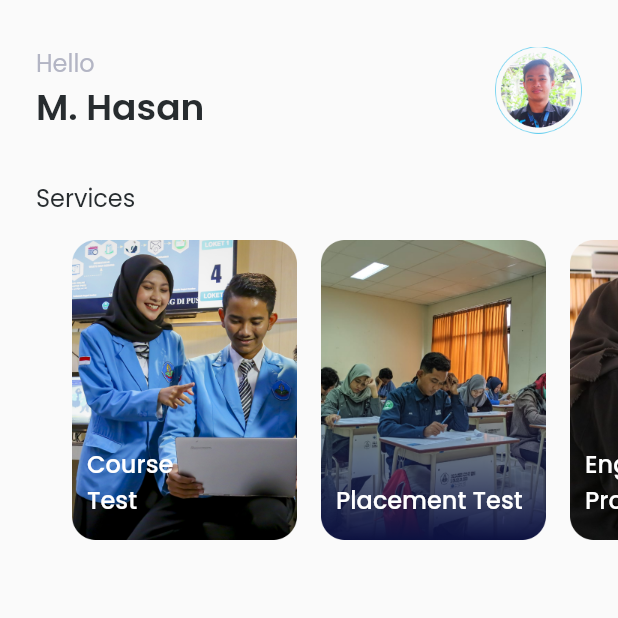
After one commit to mhasan8801/upt_bahasa_polije-mobile, a Flutter app: the HomePage screen opened directly, on a phone screen of 412 x 824 dp, the top half of it. The commit adds this screen. Run offline on Flutter 3.47's test engine with Material 2 defaults, Android fonts, the phone set to English and light mode, and no system bars; our stand-ins replace email_validator, google_fonts.

Commit message:
Add Home Page - services

```diff
--- /dev/null
+++ b/lib/pages/home_page.dart
@@ -0,0 +1,104 @@
+import 'package:flutter/material.dart';
+import 'package:google_fonts/google_fonts.dart';
+import 'package:upt_bahasa_polije/theme.dart';
+import 'package:upt_bahasa_polije/widgets/service_card.dart';
+
+class HomePage extends StatelessWidget {
+  @override
+  Widget build(BuildContext context) {
+    Widget header() {
+      return SafeArea(
+        child: Container(
+          padding: EdgeInsets.only(top: 30, left: 24, right: 24),
+          child: Row(
+            children: [
+              Column(
+                crossAxisAlignment: CrossAxisAlignment.start,
+                children: [
+                  Text(
+                    'Hello',
+                    style: titleTextStyle,
+                  ),
+                  Text(
+                    'M. Hasan',
+                    style: subTitleTextStyle,
+                  )
+                ],
+              ),
+              Spacer(),
+              Image.asset(
+                'assets/pic_account.png',
+                width: 58,
+                height: 58,
+              )
+            ],
+          ),
+        ),
+      );
+    }
+
+    Widget body() {
+      return Container(
+        child: Padding(
+          padding: const EdgeInsets.only(top: 30, left: 24),
+          child: Column(
+            crossAxisAlignment: CrossAxisAlignment.start,
+            children: [
+              Text(
+                'Services',
+                style: GoogleFonts.poppins(
+                  color: Color(0xff272C2F),
+                  fontSize: 16,
+                  fontWeight: FontWeight.w400,
+                ),
+              ),
+              SizedBox(
+                height: 16,
+              ),
+              Padding(
+                padding: EdgeInsets.only(
+                  left: 24,
+                ),
+                child: SingleChildScrollView(
+                  scrollDirection: Axis.horizontal,
+                  child: Row(
+                    children: [
+                      ServiceCard(
+                        imageUrl: 'assets/card1.png',
+                        text: 'Course \nTest',
+                      ),
+                      SizedBox(
+                        width: 16,
+                      ),
+                      ServiceCard(
+                        imageUrl: 'assets/card2.png',
+                        text: 'Placement Test',
+                      ),
+                      SizedBox(
+                        width: 16,
+                      ),
+                      ServiceCard(
+                        imageUrl: 'assets/card3.png',
+                        text: 'English Proficiency',
+                      ),
+                    ],
+                  ),
+                ),
+              )
+            ],
+          ),
+        ),
+      );
+    }
+
+    return Scaffold(
+      body: Column(
+        crossAxisAlignment: CrossAxisAlignment.start,
+        children: [
+          header(),
+          body(),
+        ],
+      ),
+    );
+  }
+}
--- a/lib/pages/signup_page.dart
+++ b/lib/pages/signup_page.dart
@@ -1,8 +1,10 @@
 import 'package:email_validator/email_validator.dart';
 import 'package:flutter/material.dart';
 import 'package:google_fonts/google_fonts.dart';
+import 'package:upt_bahasa_polije/pages/home_page.dart';
 import 'package:upt_bahasa_polije/pages/signin_page.dart';
 import 'package:upt_bahasa_polije/theme.dart';
+import 'package:upt_bahasa_polije/pages/home_page.dart';
 
 class SignUpPage extends StatefulWidget {
   @override
@@ -224,7 +226,12 @@ class _SignUpPageState extends State<SignUpPage> {
                           shape: RoundedRectangleBorder(
                             borderRadius: BorderRadius.circular(66),
                           )),
-                      onPressed: () {},
+                      onPressed: () {
+                        Navigator.push(
+                          context,
+                          MaterialPageRoute(builder: (context) => HomePage()),
+                        );
+                      },
                       child: Text(
                         'Sign Up',
                         style: buttonTitleTextStyle,
--- /dev/null
+++ b/lib/widgets/service_card.dart
@@ -0,0 +1,40 @@
+import 'package:flutter/material.dart';
+import 'package:google_fonts/google_fonts.dart';
+
+class ServiceCard extends StatelessWidget {
+  final String text;
+  final String imageUrl;
+
+  ServiceCard({required this.imageUrl, required this.text});
+  @override
+  Widget build(BuildContext context) {
+    return Container(
+      width: 150,
+      height: 200,
+      child: Align(
+        alignment: Alignment.bottomLeft,
+        child: Padding(
+          padding: const EdgeInsets.only(
+            top: 15,
+            left: 10,
+            bottom: 15,
+            right: 10,
+          ),
+          child: Text(
+            text,
+            style: GoogleFonts.poppins(
+              color: Colors.white,
+              fontSize: 16,
+              fontWeight: FontWeight.w500,
+            ),
+          ),
+        ),
+      ),
+      decoration: BoxDecoration(
+          image: DecorationImage(
+              image: AssetImage(
+        imageUrl,
+      ))),
+    );
+  }
+}
```
Also changed, not shown: assets/card1.png (added), assets/card2.png (added), assets/card3.png (added).
